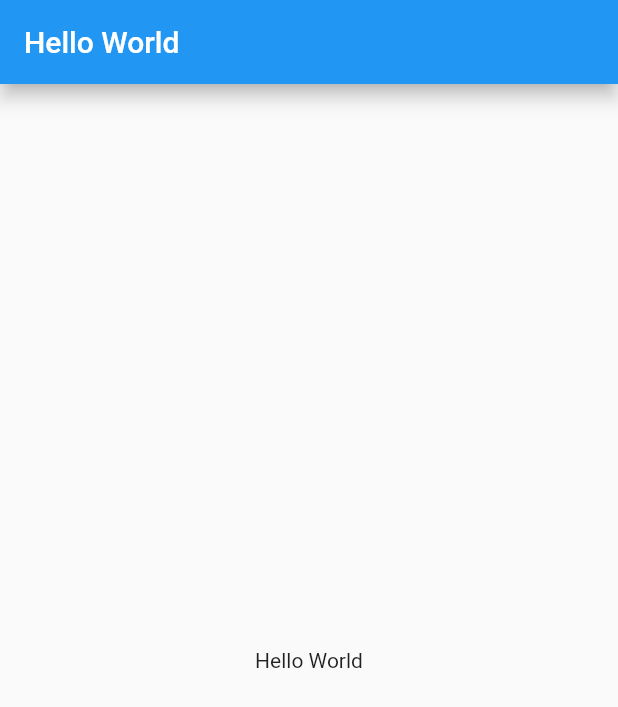
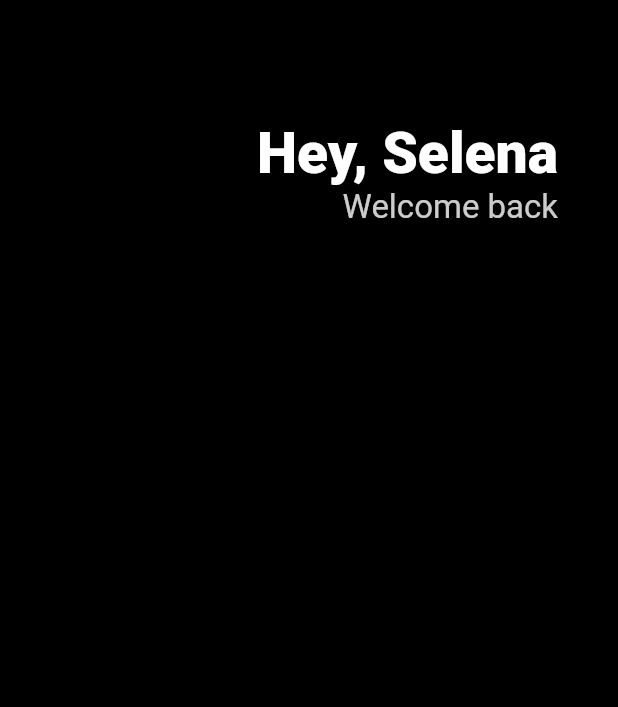
Before and after one commit to DevelopJKong/nomad-first-flutter, a Flutter app: the screen it shows after launch, on a phone screen of 412 x 824 dp. Shown: the top 707 px of the screen. Run offline on Flutter 3.47's test engine with Material 2 defaults, Android fonts, the phone set to English and light mode, and no system bars.

Commit message:
#3.0 Header 완료

```diff
--- a/lib/main.dart
+++ b/lib/main.dart
@@ -9,13 +9,34 @@ class MyApp extends StatelessWidget {
   Widget build(BuildContext context) {
     return MaterialApp(
         home: Scaffold(
-      appBar: AppBar(
-        elevation: 5,
-        title: const Text('Hello World'),
-      ),
-      body: const Center(
-        child: Text('Hello World'),
-      ),
-    ));
+            backgroundColor: Colors.black,
+            body: Padding(
+              padding: EdgeInsets.symmetric(horizontal: 40),
+              child: Column(
+                children: [
+                  SizedBox(
+                    height: 80,
+                  ),
+                  Row(
+                    mainAxisAlignment: MainAxisAlignment.end,
+                    children: [
+                      Column(
+                          crossAxisAlignment: CrossAxisAlignment.end,
+                          children: [
+                            Text('Hey, Selena',
+                                style: TextStyle(
+                                    color: Colors.white,
+                                    fontSize: 38,
+                                    fontWeight: FontWeight.w800)),
+                            Text('Welcome back',
+                                style: TextStyle(
+                                    color: Colors.white.withOpacity(0.8),
+                                    fontSize: 22)),
+                          ])
+                    ],
+                  )
+                ],
+              ),
+            )));
   }
 }
```
